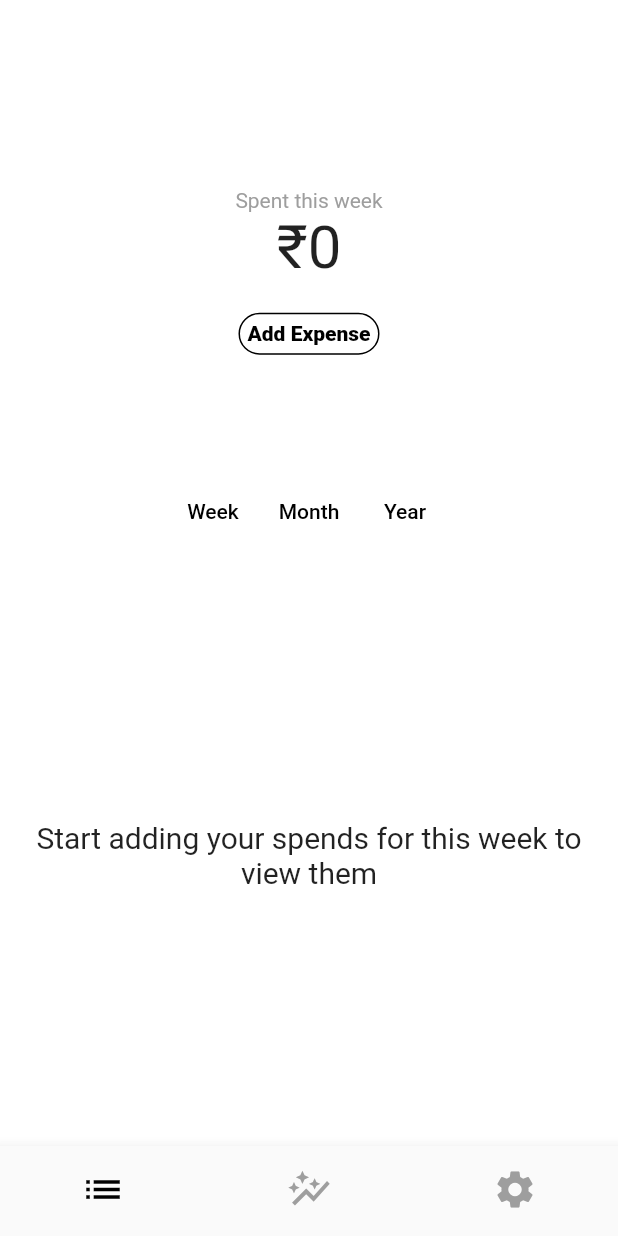
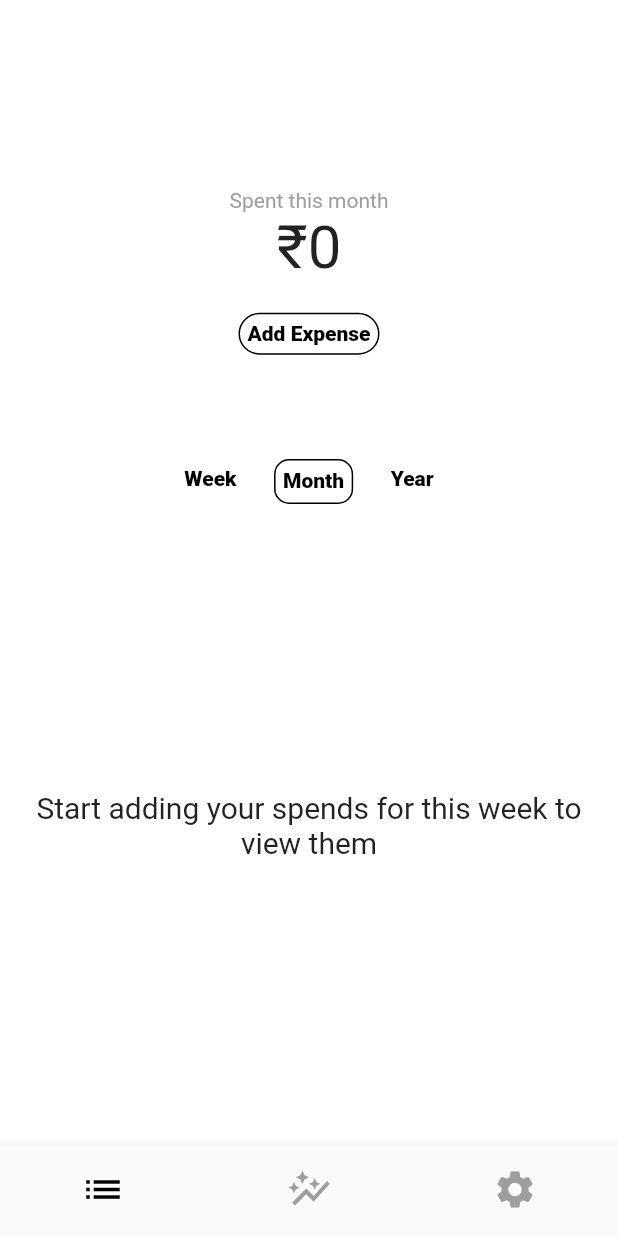
Before and after one commit to Tak1za/Moneyyy, a Flutter app: the screen it shows after launch, after a tap on "Month", on a phone screen of 412 x 824 dp. Run offline on Flutter 3.47's test engine with Material 2 defaults, Android fonts, the phone set to English and light mode, and no system bars; our stand-ins replace cloud_firestore, currency_text_input_formatter, firebase_core, grouped_list, page_transition, syncfusion_flutter_charts and 1 more; accounts and stored records are empty.

Commit message:
added code to handle time period selection

```diff
--- a/lib/models/expense.dart
+++ b/lib/models/expense.dart
@@ -1,5 +1,6 @@
 import 'package:cloud_firestore/cloud_firestore.dart';
 import 'package:moneyyy/helpers/date_helpers.dart';
+import 'package:moneyyy/models/time_period_enum.dart';
 
 class Expense {
   final String id;
@@ -19,20 +20,36 @@ class Expense {
   });
 }
 
-int getSumOfExpenses(QuerySnapshot<Object?> data) {
+int getSumOfExpenses(QuerySnapshot<Object?> data, TimePeriod timePeriod) {
   int sum = 0;
+  Duration toSubtract;
+  final nowDate = DateTime.now();
+  final formattedNowDate = DateTime(nowDate.year, nowDate.month, nowDate.day);
+
+  switch (timePeriod) {
+    case TimePeriod.Week:
+      toSubtract = Duration(days: formattedNowDate.weekday);
+      break;
+    case TimePeriod.Month:
+      toSubtract = Duration(days: formattedNowDate.day);
+      break;
+    case TimePeriod.Year:
+      final formattedFirstDateOfYear = DateTime(nowDate.year, 1, 1);
+      toSubtract = Duration(
+          days:
+              formattedNowDate.difference(formattedFirstDateOfYear).inDays + 1);
+      break;
+  }
 
   for (var element in data.docs) {
-    final nowDate = DateTime.now();
     final elementDate = (element['dateTime'] as Timestamp).toDate();
     final formattedElementDate =
         DateTime(elementDate.year, elementDate.month, elementDate.day);
-    final formattedNowDate = DateTime(nowDate.year, nowDate.month, nowDate.day);
 
     if (formattedElementDate.isToday() ||
         formattedElementDate.isAfter(
           formattedNowDate.subtract(
-            Duration(days: formattedNowDate.weekday),
+            toSubtract,
           ),
         )) {
       sum += element['costRupees'] as int;
--- a/lib/models/grouped_expense.dart
+++ b/lib/models/grouped_expense.dart
@@ -1,6 +1,7 @@
 import 'package:cloud_firestore/cloud_firestore.dart';
 import 'package:intl/intl.dart';
 import 'package:moneyyy/helpers/date_helpers.dart';
+import 'package:moneyyy/models/time_period_enum.dart';
 
 import 'expense.dart';
 
@@ -11,27 +12,43 @@ class GroupedExpense {
   GroupedExpense({required this.data, required this.group});
 }
 
-List<GroupedExpense> getGroupedExpenses(QuerySnapshot<Object?> data) {
+List<GroupedExpense> getGroupedExpenses(
+    QuerySnapshot<Object?> data, TimePeriod timePeriod) {
   List<GroupedExpense> groupedData = [];
-  for (var element in data.docs) {
+  for (var doc in data.docs) {
     final nowDate = DateTime.now();
-    final elementDate = (element['dateTime'] as Timestamp).toDate();
-    final formattedElementDate =
-        DateTime(elementDate.year, elementDate.month, elementDate.day);
+    final docDate = (doc['dateTime'] as Timestamp).toDate();
+    final formattedDocDate = DateTime(docDate.year, docDate.month, docDate.day);
     final formattedNowDate = DateTime(nowDate.year, nowDate.month, nowDate.day);
+    Duration toSubtract;
+
+    switch (timePeriod) {
+      case TimePeriod.Week:
+        toSubtract = Duration(days: formattedNowDate.weekday);
+        break;
+      case TimePeriod.Month:
+        toSubtract = Duration(days: formattedNowDate.day);
+        break;
+      case TimePeriod.Year:
+        final formattedFirstDateOfYear = DateTime(nowDate.year, 1, 1);
+        toSubtract = Duration(
+            days: formattedNowDate.difference(formattedFirstDateOfYear).inDays +
+                1);
+        break;
+    }
 
     String group;
-    if (formattedElementDate.isToday()) {
+    if (formattedDocDate.isToday()) {
       group = "Today";
-    } else if (formattedElementDate.isAfter(
+    } else if (formattedDocDate.isAfter(
       formattedNowDate.subtract(
-        Duration(days: formattedNowDate.weekday),
+        toSubtract,
       ),
     )) {
-      if (formattedElementDate.isYesterday()) {
+      if (formattedDocDate.isYesterday()) {
         group = "Yesterday";
       } else {
-        group = DateFormat("MMMM d, yyyy").format(formattedElementDate);
+        group = DateFormat("MMMM d, yyyy").format(formattedDocDate);
       }
     } else {
       continue;
@@ -40,12 +57,12 @@ List<GroupedExpense> getGroupedExpenses(QuerySnapshot<Object?> data) {
     groupedData.add(
       GroupedExpense(
         data: Expense(
-          id: element.id,
-          image: element['image'],
-          category: element['category'],
-          note: element['note'],
-          costRupees: element['costRupees'],
-          dateTime: (element['dateTime'] as Timestamp).toDate(),
+          id: doc.id,
+          image: doc['image'],
+          category: doc['category'],
+          note: doc['note'],
+          costRupees: doc['costRupees'],
+          dateTime: (doc['dateTime'] as Timestamp).toDate(),
         ),
         group: group,
       ),
--- a/lib/screens/expenses_screen.dart
+++ b/lib/screens/expenses_screen.dart
@@ -3,17 +3,31 @@ import 'package:flutter/material.dart';
 import 'package:moneyyy/widgets/time_selector.dart';
 import 'package:page_transition/page_transition.dart';
 
+import '../models/time_period_enum.dart';
 import '../widgets/expense_list.dart';
 import '../widgets/expense_sum.dart';
 import 'add_expense_screen.dart';
 
-class ExpensesScreen extends StatelessWidget {
-  ExpensesScreen({Key? key}) : super(key: key);
+class ExpensesScreen extends StatefulWidget {
+  const ExpensesScreen({Key? key}) : super(key: key);
 
+  @override
+  State<ExpensesScreen> createState() => _ExpensesScreenState();
+}
+
+class _ExpensesScreenState extends State<ExpensesScreen> {
   final Stream<QuerySnapshot> records = FirebaseFirestore.instance
       .collection("records")
       .orderBy('dateTime', descending: true)
       .snapshots();
+
+  var _timePeriod = TimePeriod.Week;
+
+  void selectTimePeriod(TimePeriod timePeriod) {
+    setState(() {
+      _timePeriod = timePeriod;
+    });
+  }
 
   @override
   Widget build(BuildContext context) {
@@ -31,10 +45,10 @@ class ExpensesScreen extends StatelessWidget {
       },
       child: Column(
         mainAxisAlignment: MainAxisAlignment.spaceBetween,
-        children: const [
-          ExpenseSum(),
-          TimeSelector(),
-          ExpenseList(),
+        children: [
+          ExpenseSum(_timePeriod),
+          TimeSelector(_timePeriod, selectTimePeriod),
+          ExpenseList(_timePeriod),
         ],
       ),
     );
--- a/lib/screens/reports_screen.dart
+++ b/lib/screens/reports_screen.dart
@@ -4,6 +4,7 @@ import 'package:intl/intl.dart';
 import 'package:moneyyy/widgets/expense_value.dart';
 import 'package:moneyyy/widgets/grouped_expenses.dart';
 
+import '../models/time_period_enum.dart';
 import '../widgets/chart.dart';
 import '../widgets/time_selector.dart';
 
@@ -23,6 +24,14 @@ class _ReportsScreenState extends State<ReportsScreen> {
   final currencyFormat =
       NumberFormat.currency(locale: 'en_IN', symbol: '₹', decimalDigits: 0);
 
+  var _timePeriod = TimePeriod.Week;
+
+  void selectTimePeriod(TimePeriod timePeriod) {
+    setState(() {
+      _timePeriod = timePeriod;
+    });
+  }
+
   @override
   Widget build(BuildContext context) {
     return Padding(
@@ -30,10 +39,10 @@ class _ReportsScreenState extends State<ReportsScreen> {
       child: Column(
         crossAxisAlignment: CrossAxisAlignment.start,
         children: [
-          ExpenseValue(records),
-          const Text(
-            "Total spent this week",
-            style: TextStyle(
+          ExpenseValue(records, _timePeriod),
+          Text(
+            "Total spent this ${_timePeriod.name.toLowerCase()}",
+            style: const TextStyle(
               color: Colors.grey,
             ),
           ),
@@ -41,7 +50,7 @@ class _ReportsScreenState extends State<ReportsScreen> {
             height: 30,
           ),
           Chart(records),
-          const TimeSelector(),
+          TimeSelector(_timePeriod, selectTimePeriod),
           const GroupedExpenses(),
         ],
       ),
--- a/lib/widgets/expense_list.dart
+++ b/lib/widgets/expense_list.dart
@@ -3,12 +3,15 @@ import 'package:flutter/material.dart';
 import 'package:grouped_list/grouped_list.dart';
 import 'package:intl/intl.dart';
 import 'package:moneyyy/models/grouped_expense.dart';
+import 'package:moneyyy/models/time_period_enum.dart';
 
 import '../models/expense.dart';
 import 'expense_row.dart';
 
 class ExpenseList extends StatelessWidget {
-  const ExpenseList({Key? key}) : super(key: key);
+  final TimePeriod timePeriod;
+
+  const ExpenseList(this.timePeriod, {Key? key}) : super(key: key);
 
   @override
   Widget build(BuildContext context) {
@@ -48,7 +51,8 @@ class ExpenseList extends StatelessWidget {
 
           final data = snapshot.requireData;
 
-          List<GroupedExpense> groupedData = getGroupedExpenses(data);
+          List<GroupedExpense> groupedData =
+              getGroupedExpenses(data, timePeriod);
 
           if (groupedData.isEmpty) {
             return const Padding(
--- a/lib/widgets/expense_sum.dart
+++ b/lib/widgets/expense_sum.dart
@@ -1,12 +1,15 @@
 import 'package:cloud_firestore/cloud_firestore.dart';
 import 'package:flutter/material.dart';
+import 'package:moneyyy/models/time_period_enum.dart';
 import 'package:moneyyy/widgets/expense_value.dart';
 import 'package:page_transition/page_transition.dart';
 
 import '../screens/add_expense_screen.dart';
 
 class ExpenseSum extends StatelessWidget {
-  const ExpenseSum({Key? key}) : super(key: key);
+  final TimePeriod timePeriod;
+
+  const ExpenseSum(this.timePeriod, {Key? key}) : super(key: key);
 
   @override
   Widget build(BuildContext context) {
@@ -23,13 +26,13 @@ class ExpenseSum extends StatelessWidget {
         child: Column(
           mainAxisAlignment: MainAxisAlignment.center,
           children: [
-            const Text(
-              "Spent this week",
-              style: TextStyle(
+            Text(
+              "Spent this ${timePeriod.name.toLowerCase()}",
+              style: const TextStyle(
                 color: Colors.grey,
               ),
             ),
-            ExpenseValue(records),
+            ExpenseValue(records, timePeriod),
             const SizedBox(
               height: 20,
             ),
--- a/lib/widgets/expense_value.dart
+++ b/lib/widgets/expense_value.dart
@@ -2,11 +2,14 @@ import 'package:cloud_firestore/cloud_firestore.dart';
 import 'package:flutter/material.dart';
 import 'package:intl/intl.dart';
 import 'package:moneyyy/models/expense.dart';
+import 'package:moneyyy/models/time_period_enum.dart';
 
 class ExpenseValue extends StatelessWidget {
   final Stream<QuerySnapshot<Object?>> records;
+  final TimePeriod timePeriod;
 
-  const ExpenseValue(this.records, {Key? key}) : super(key: key);
+  const ExpenseValue(this.records, this.timePeriod, {Key? key})
+      : super(key: key);
 
   @override
   Widget build(BuildContext context) {
@@ -35,7 +38,7 @@ class ExpenseValue extends StatelessWidget {
 
         final data = snapshot.requireData;
 
-        sumOfExpenses = getSumOfExpenses(data);
+        sumOfExpenses = getSumOfExpenses(data, timePeriod);
 
         return Text(
           currencyFormat.format(sumOfExpenses),
--- a/lib/widgets/grouped_expenses.dart
+++ b/lib/widgets/grouped_expenses.dart
@@ -63,7 +63,9 @@ class GroupedExpenses extends StatelessWidget {
             );
           }
 
-          return ListView.separated(
+          return Padding(
+            padding: const EdgeInsets.symmetric(vertical: 20),
+            child: ListView.separated(
               itemBuilder: (BuildContext ctx, int index) {
                 return Row(
                   children: [
@@ -116,6 +118,7 @@ class GroupedExpenses extends StatelessWidget {
                 return const Divider();
               },
               itemCount: groupedCategories.length,
+            ),
           );
         },
       ),
--- a/lib/widgets/time_selector.dart
+++ b/lib/widgets/time_selector.dart
@@ -3,25 +3,49 @@ import 'package:flutter/material.dart';
 import '../models/time_period_enum.dart';
 
 class TimeSelector extends StatelessWidget {
-  const TimeSelector({
+  final TimePeriod timePeriod;
+  final void Function(TimePeriod timePeriod) selectTimePeriod;
+
+  const TimeSelector(
+    this.timePeriod,
+    this.selectTimePeriod, {
     Key? key,
   }) : super(key: key);
 
   @override
   Widget build(BuildContext context) {
     return SizedBox(
-      height: 70,
+      height: 30,
       child: Center(
-        child: ListView.builder(
+        child: ListView.separated(
           itemBuilder: (BuildContext ctx, int index) {
-            return TextButton(
-              onPressed: () {},
-              child: Text(
-                TimePeriod.values[index].name,
-                style: const TextStyle(
-                  color: Colors.black,
+            return GestureDetector(
+              onTap: () {
+                selectTimePeriod(TimePeriod.values[index]);
+              },
+              child: Container(
+                decoration: timePeriod == TimePeriod.values[index]
+                    ? BoxDecoration(
+                        borderRadius: BorderRadius.circular(10),
+                        border: Border.all(
+                          color: Colors.black,
+                        ),
+                      )
+                    : null,
+                padding: const EdgeInsets.all(5),
+                child: Text(
+                  TimePeriod.values[index].name,
+                  style: const TextStyle(
+                    color: Colors.black,
+                    fontWeight: FontWeight.w800,
+                  ),
                 ),
               ),
+            );
+          },
+          separatorBuilder: (BuildContext ctx, int index) {
+            return const SizedBox(
+              width: 20,
             );
           },
           itemCount: TimePeriod.values.length,
```
Lines whose indentation alone changed are shown as unchanged.
